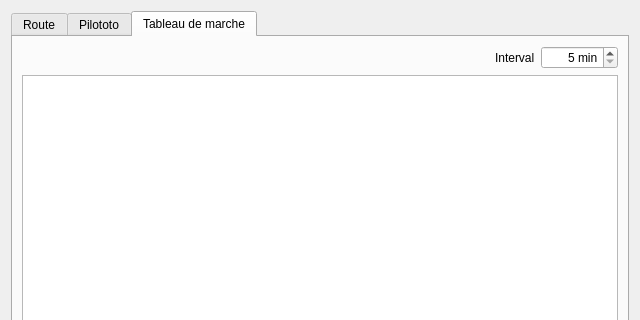
First picture: the form in src/Ui/Route_Editor.ui, repository nohal/qtVlm, before the edit; both pictures show x 0 to 640 and y 0 to 320 of the 640 by 647 pixel window.
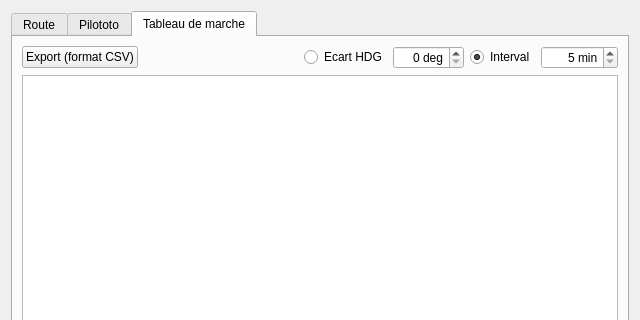
Second picture: the form after the edit. The open tabs and pages were chosen to show the change.

What changed in the file:
```diff
--- a/src/Ui/Route_Editor.ui
+++ b/src/Ui/Route_Editor.ui
@@ -511,6 +511,13 @@
       <layout class="QVBoxLayout" name="verticalLayout_6">
        <item>
         <layout class="QHBoxLayout" name="horizontalLayout_4">
+         <item>
+          <widget class="QPushButton" name="exportCSV">
+           <property name="text">
+            <string>Export (format CSV)</string>
+           </property>
+          </widget>
+         </item>
          <item>
           <spacer name="horizontalSpacer_2">
            <property name="orientation">
@@ -525,10 +532,33 @@
           </spacer>
          </item>
          <item>
-          <widget class="QLabel" name="label_2">
+          <widget class="QRadioButton" name="useHDG">
+           <property name="text">
+            <string>Ecart HDG</string>
+           </property>
+          </widget>
+         </item>
+         <item>
+          <widget class="QSpinBox" name="roadMapHDG">
+           <property name="alignment">
+            <set>Qt::AlignRight|Qt::AlignTrailing|Qt::AlignVCenter</set>
+           </property>
+           <property name="suffix">
+            <string> deg</string>
+           </property>
+           <property name="maximum">
+            <number>180</number>
+           </property>
+          </widget>
+         </item>
+         <item>
+          <widget class="QRadioButton" name="useInterval">
            <property name="text">
             <string>Interval</string>
            </property>
+           <property name="checked">
+            <bool>true</bool>
+           </property>
           </widget>
          </item>
          <item>
```
Left out of the diff: 25 changed lines with no effect on the pictures.
